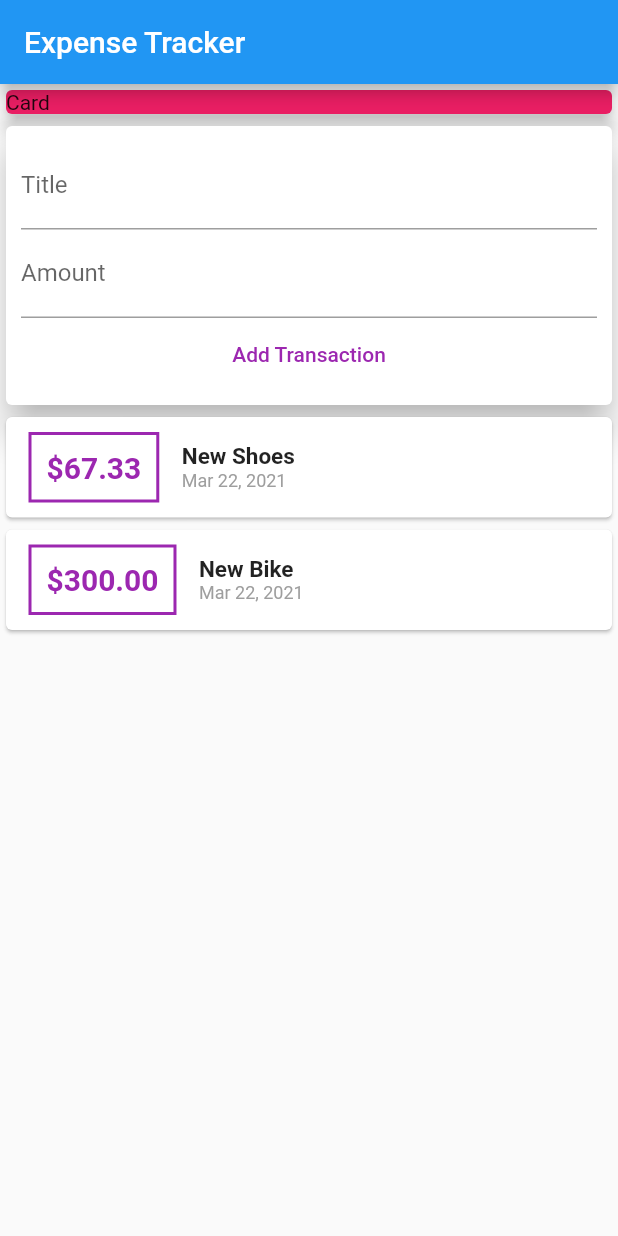
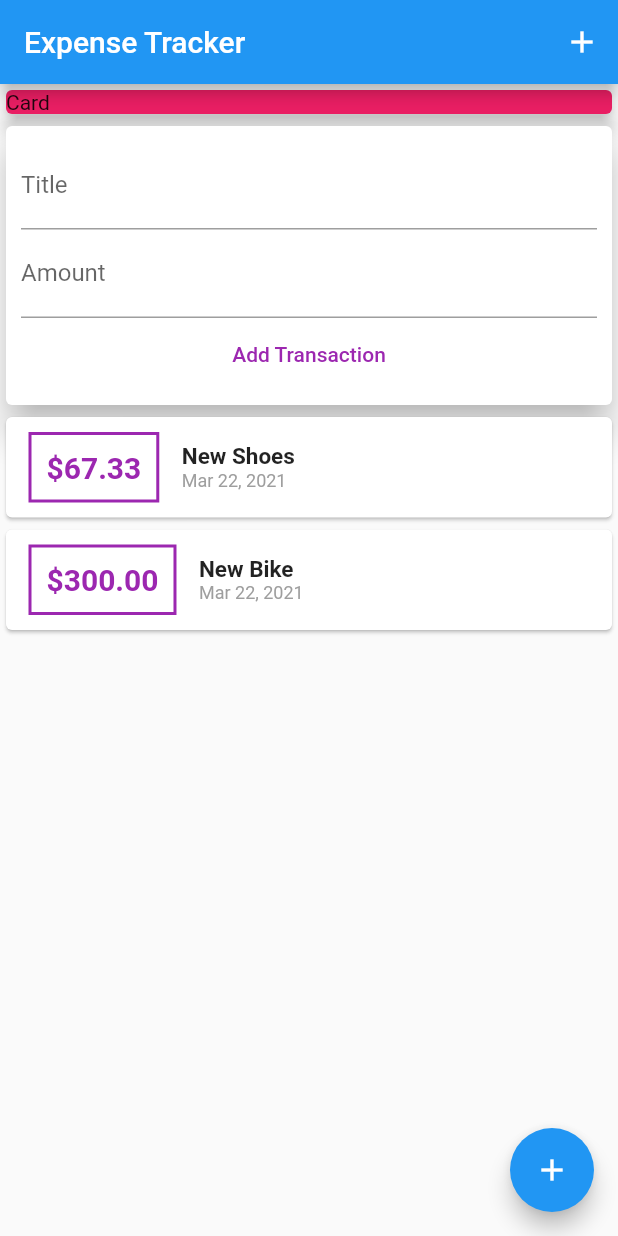
Before and after one commit to rifat0153/Flutter-Expense-Tracker, a Flutter app: the screen it shows after launch, on a phone screen of 412 x 824 dp. Run offline on Flutter 3.47's test engine with Material 2 defaults, Android fonts, the phone set to English and light mode, and no system bars.

Commit message:
floating action button added

```diff
--- a/lib/main.dart
+++ b/lib/main.dart
@@ -26,11 +26,9 @@ class MyHomePage extends StatelessWidget {
     return Scaffold(
       appBar: AppBar(
         title: Text('Expense Tracker'),
-        // actions: <Widget> [
-        //   IconButton(
-        //     icon: Icon(Icons.),
-        //     onPressed: onPressed)
-        // ],
+        actions: <Widget>[
+          IconButton(icon: Icon(Icons.add), onPressed: () {}),
+        ],
       ),
       body: SingleChildScrollView(
         child: Column(
@@ -48,6 +46,10 @@ class MyHomePage extends StatelessWidget {
               UserTransactions(),
             ]),
       ),
+      floatingActionButton: FloatingActionButton(
+        child: Icon(Icons.add),
+        onPressed: () {},
+      ),
     );
   }
 }
```
